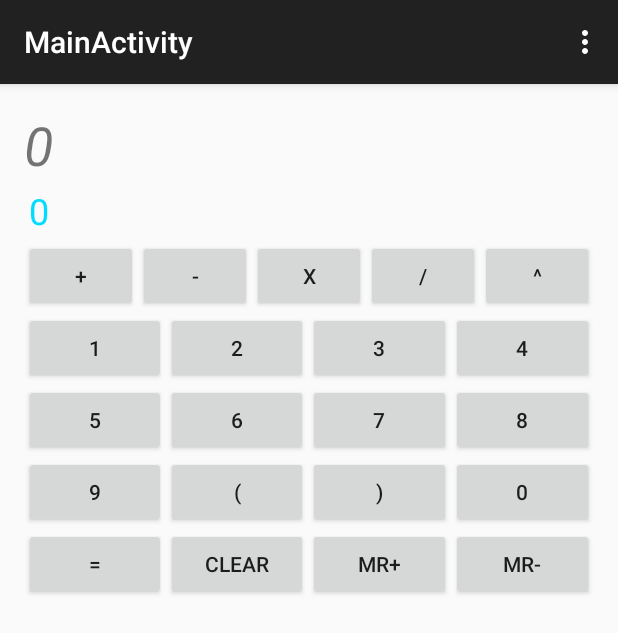
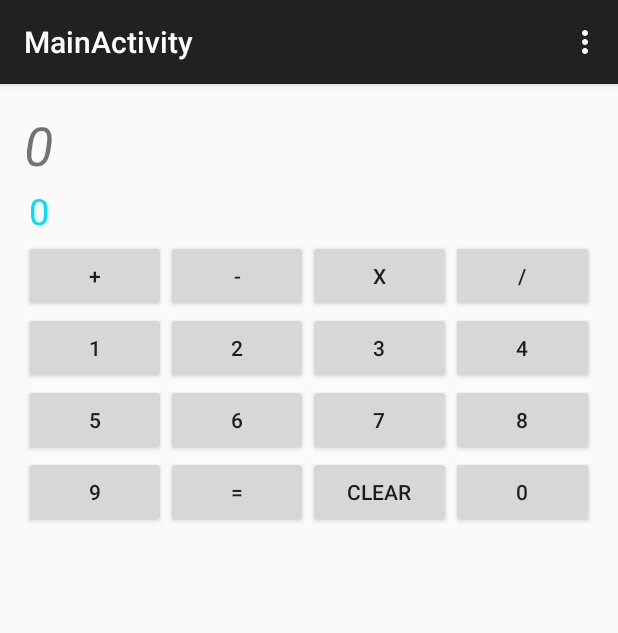
Before and after one commit to hackthepart/DrStrangeCalculator, an Android app: the screen it shows after launch (MainActivity), on a phone screen of 412 x 824 dp. Shown: the top 633 px of the screen. Run offline under Robolectric (Android 15) with nearby library versions, the phone set to English and light mode, and no system bars.

Commit message:
Revert "Added all features in TODO (except widget!)  "

```diff
--- a/app/build.gradle
+++ b/app/build.gradle
@@ -22,6 +22,4 @@ android {
 dependencies {
     compile fileTree(dir: 'libs', include: ['*.jar'])
     compile 'com.android.support:appcompat-v7:23.1.1'
-    compile 'io.apisense:rhino-android:1.0'
-
 }
--- a/app/src/main/java/com/example/android/calculator/ShakerMethod.java
+++ /dev/null
@@ -1,62 +0,0 @@
-package com.example.android.calculator;
-import android.hardware.Sensor;
-import android.hardware.SensorEvent;
-import android.hardware.SensorEventListener;
-import android.hardware.SensorManager;
-
-
-public class ShakerMethod implements SensorEventListener {
-
-    private static final float SHAKE_THRESHOLD_GRAVITY = 2.7F;
-    private static final int SHAKE_SLOP_TIME_MS = 500;
-    private static final int SHAKE_COUNT_RESET_TIME_MS = 3000;
-
-    private OnShakeListener mListener;
-    private long mShakeTimestamp;
-    private int mShakeCount;
-
-    public void setOnShakeListener(OnShakeListener listener) {
-        this.mListener = listener;
-    }
-
-    public interface OnShakeListener {
-        public void onShake(int count);
-    }
-
-    @Override
-    public void onAccuracyChanged(Sensor sensor, int accuracy) {
-    }
-
-    @Override
-    public void onSensorChanged(SensorEvent event) {
-
-        if (mListener != null) {
-            float x = event.values[0];
-            float y = event.values[1];
-            float z = event.values[2];
-
-            float gX = x / SensorManager.GRAVITY_EARTH;
-            float gY = y / SensorManager.GRAVITY_EARTH;
-            float gZ = z / SensorManager.GRAVITY_EARTH;
-
-            float gForce = (float) Math.sqrt(gX * gX + gY * gY + gZ * gZ);
-
-            if (gForce > SHAKE_THRESHOLD_GRAVITY) {
-                final long now = System.currentTimeMillis();
-                if (mShakeTimestamp + SHAKE_SLOP_TIME_MS > now) {
-                    return;
-                }
-
-                if (mShakeTimestamp + SHAKE_COUNT_RESET_TIME_MS < now) {
-                    mShakeCount = 0;
-                }
-
-                mShakeTimestamp = now;
-                mShakeCount++;
-
-                mListener.onShake(mShakeCount);
-            }
-        }
-    }
-
-}
--- a/app/src/main/res/layout/activity_main.xml
+++ b/app/src/main/res/layout/activity_main.xml
@@ -1,11 +1,6 @@
-
-<ScrollView
-    xmlns:android="http://schemas.android.com/apk/res/android"
+<LinearLayout xmlns:android="http://schemas.android.com/apk/res/android"
     xmlns:tools="http://schemas.android.com/tools" android:layout_width="match_parent"
-    android:layout_height="match_parent">
-<LinearLayout
-    android:layout_height="match_parent"
-    android:layout_width="match_parent" android:paddingLeft="@dimen/activity_horizontal_margin"
+    android:layout_height="match_parent" android:paddingLeft="@dimen/activity_horizontal_margin"
     android:paddingRight="@dimen/activity_horizontal_margin"
     android:paddingTop="@dimen/activity_vertical_margin"
     android:paddingBottom="@dimen/activity_vertical_margin"
@@ -61,13 +56,6 @@
             android:layout_weight="1"
             android:id="@+id/divide"
             android:onClick="divide"/>
-        <Button
-            android:layout_width="wrap_content"
-            android:layout_height="wrap_content"
-            android:layout_weight="1"
-            android:text="^"
-            android:onClick="power"/>
-
     </LinearLayout>
     <LinearLayout
         android:layout_width="match_parent"
@@ -131,27 +119,24 @@
         android:layout_width="match_parent"
         android:layout_height="wrap_content"
         android:orientation="horizontal">
-
         <Button
             android:layout_width="wrap_content"
             android:layout_height="wrap_content"
             android:text="9"
             android:layout_weight="1"
-            android:onClick="value9"
-            android:id="@+id/button2" />
-
-        <Button
-            android:layout_width="wrap_content"
-            android:layout_height="wrap_content"
-            android:text="("
-            android:layout_weight="1"
-            android:onClick="openBrace"/>
+            android:onClick="value9"/>
         <Button
             android:layout_width="wrap_content"
             android:layout_height="wrap_content"
             android:layout_weight="1"
-            android:text=")"
-            android:onClick="closeBrace"/>
+            android:text="="
+            android:onClick="display"/>
+        <Button
+            android:layout_width="wrap_content"
+            android:layout_height="wrap_content"
+            android:layout_weight="1"
+            android:text="Clear"
+            android:onClick="clear"/>
         <Button
             android:layout_width="wrap_content"
             android:layout_height="wrap_content"
@@ -160,46 +145,5 @@
             android:onClick="value0"/>
 
     </LinearLayout>
-    <LinearLayout
-        android:layout_width="match_parent"
-        android:layout_height="wrap_content"
-        android:orientation="horizontal">
-
-        <Button
-            android:layout_width="wrap_content"
-            android:layout_height="wrap_content"
-            android:layout_weight="1"
-            android:text="="
-            android:onClick="display"/>
-
-        <Button
-            android:layout_width="wrap_content"
-            android:layout_height="wrap_content"
-            android:layout_weight="1"
-            android:text="Clear"
-            android:onClick="clear"
-            android:id="@+id/button" />
-        <Button
-            android:layout_width="wrap_content"
-            android:layout_height="wrap_content"
-            android:text="MR+"
-            android:layout_weight="1"
-            android:onClick="addToMemory"
-             />
-        <Button
-            android:layout_width="wrap_content"
-            android:layout_height="wrap_content"
-            android:text="MR-"
-            android:layout_weight="1"
-            android:onClick="subtractFromMemory"
-             />
-
-
-
-
-
-    </LinearLayout>
-
 
 </LinearLayout>
-    </ScrollView>
--- a/app/src/main/res/values/dimens.xml
+++ b/app/src/main/res/values/dimens.xml
@@ -2,10 +2,4 @@
     <!-- Default screen margins, per the Android Design guidelines. -->
     <dimen name="activity_horizontal_margin">16dp</dimen>
     <dimen name="activity_vertical_margin">16dp</dimen>
-
-    <!--
-Refer to App Widget Documentation for margin information
-http://developer.android.com/guide/topics/appwidgets/index.html#CreatingLayout
-    -->
-    <dimen name="widget_margin">8dp</dimen>
 </resources>
--- a/app/src/main/res/values/strings.xml
+++ b/app/src/main/res/values/strings.xml
@@ -4,7 +4,4 @@
 
     <string name="hello_world">Hello world!</string>
     <string name="action_settings">Settings</string>
-    <string name="appwidget_text">EXAMPLE</string>
-    <string name="configure">Configure</string>
-    <string name="add_widget">Add widget</string>
 </resources>
```
Also changed, not shown: app/src/main/AndroidManifest.xml (+5 -17 lines), app/src/main/java/com/example/android/calculator/MainActivity.java (+78 -211 lines), app/src/main/res/values-v14/dimens.xml (deleted, +0 -10 lines), app/src/main/res/drawable-nodpi/example_appwidget_preview.png (deleted), 2 other files.
